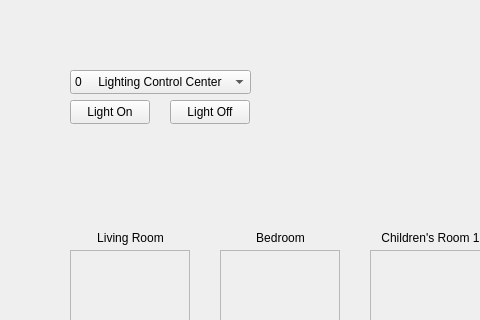
Old version of the form GUI/English/BitmanipulationLight/view.ui in the repository Yeah-Jack/cpp-projects; both pictures show x 0 to 480 and y 0 to 320 of the 800 by 600 pixel window.
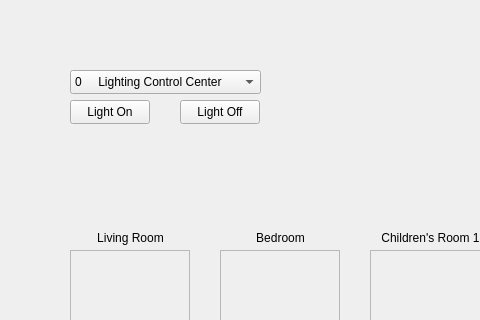
New version of the form.

What changed in the file:
```diff
--- a/GUI/English/BitmanipulationLight/view.ui
+++ b/GUI/English/BitmanipulationLight/view.ui
@@ -34,7 +34,7 @@
     <rect>
      <x>70</x>
      <y>70</y>
-     <width>181</width>
+     <width>191</width>
      <height>24</height>
     </rect>
    </property>
@@ -95,7 +95,7 @@
   <widget class="QPushButton" name="lightOff">
    <property name="geometry">
     <rect>
-     <x>170</x>
+     <x>180</x>
      <y>100</y>
      <width>80</width>
      <height>24</height>
```
Left out of the diff: 24 changed lines with no effect on the pictures.
